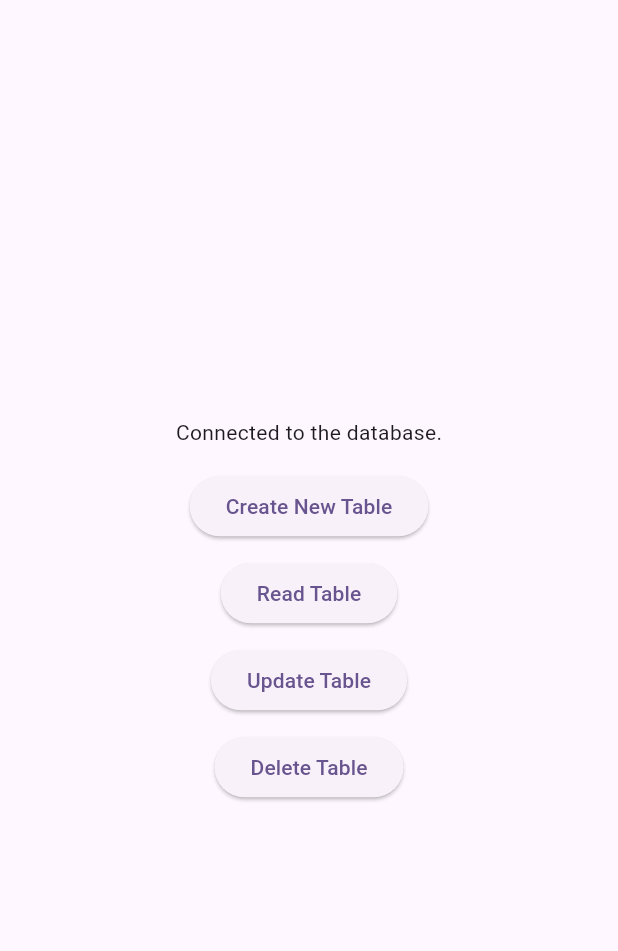
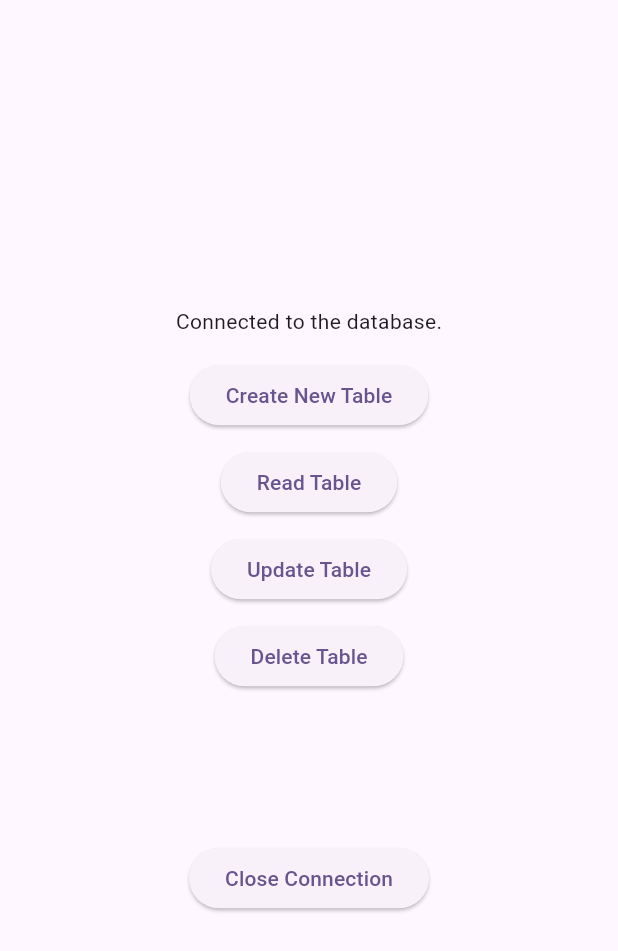
Before and after one commit to Beanlek/aiip_p2_database_test, a Flutter app: the screen it shows after launch, on a phone screen of 412 x 824 dp. Shown: the top 951 px of the screen. Run offline on Flutter 3.47's test engine with Material 2 defaults, Android fonts, the phone set to English and light mode, and no system bars; our stand-ins replace flutter_dotenv; missing offline and left inert: postgres.

Commit message:
Edit 2
close connection

```diff
--- a/lib/main.dart
+++ b/lib/main.dart
@@ -114,6 +114,12 @@ CREATE TABLE public.table_test(
             ElevatedButton(onPressed: () {}, child: Text('Update Table')),
             spaceVertical(10),
             ElevatedButton(onPressed: () {}, child: Text('Delete Table')),
+            spaceVertical(100),
+            ElevatedButton(
+                onPressed: () async {
+                  await databaseConnection.close();
+                },
+                child: Text('Close Connection')),
             spaceVertical(10),
           ],
         ),
```
